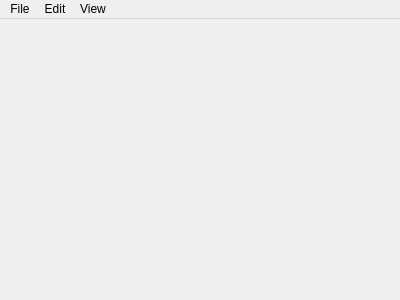
The window that src/mainwindow.ui (gwutama/Pandora) describes before a commit, drawn with Qt 5.
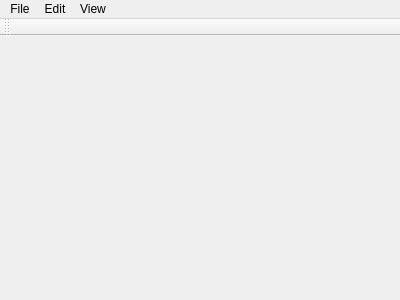
The same window after the commit.

What changed in the file:
```diff
--- a/src/mainwindow.ui
+++ b/src/mainwindow.ui
@@ -16,7 +16,7 @@
   <widget class="QWidget" name="centralWidget">
    <layout class="QHBoxLayout" name="horizontalLayout">
     <property name="spacing">
-     <number>0</number>
+     <number>1</number>
     </property>
     <property name="leftMargin">
      <number>0</number>
@@ -82,6 +82,17 @@
    <addaction name="menuEdit"/>
    <addaction name="menuView"/>
   </widget>
+  <widget class="QToolBar" name="toolBar">
+   <property name="windowTitle">
+    <string>toolBar</string>
+   </property>
+   <attribute name="toolBarArea">
+    <enum>TopToolBarArea</enum>
+   </attribute>
+   <attribute name="toolBarBreak">
+    <bool>false</bool>
+   </attribute>
+  </widget>
   <action name="actionPreferences">
    <property name="text">
     <string>Preferences</string>
```
